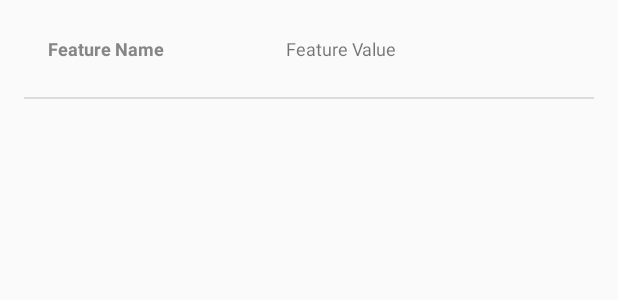
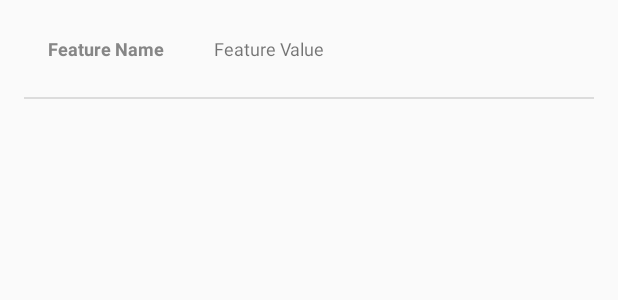
Before and after one commit to gauravraj0510/The-Sweet-Spot, an Android app: the layout product_specification_item_layout.xml on its own in the app's theme, with its tools: preview values and no code run, on a phone screen of 412 x 824 dp. Shown: the top 300 px of the screen. Run offline under Robolectric (Android 15) with nearby library versions, the phone set to English and light mode, and no system bars.

```diff
--- a/app/src/main/res/layout/product_specification_item_layout.xml
+++ b/app/src/main/res/layout/product_specification_item_layout.xml
@@ -20,9 +20,9 @@
 
         <TextView
             android:id="@+id/feature_name"
-            android:layout_width="wrap_content"
+            android:layout_width="match_parent"
             android:layout_height="wrap_content"
-            android:layout_weight="1"
+            android:layout_weight="2"
             android:padding="16dp"
             android:textSize="12sp"
             android:text="Feature Name"
@@ -31,9 +31,9 @@
 
         <TextView
             android:id="@+id/feature_value"
-            android:layout_width="wrap_content"
+            android:layout_width="match_parent"
             android:layout_height="wrap_content"
-            android:layout_weight="2"
+            android:layout_weight="1"
             android:textSize="12sp"
             android:text="Feature Value" />
     </LinearLayout>
```
Also changed, not shown: app/src/main/java/com/example/thesweetspot/ProductDetailsActivity.java (+5 -2 lines).
